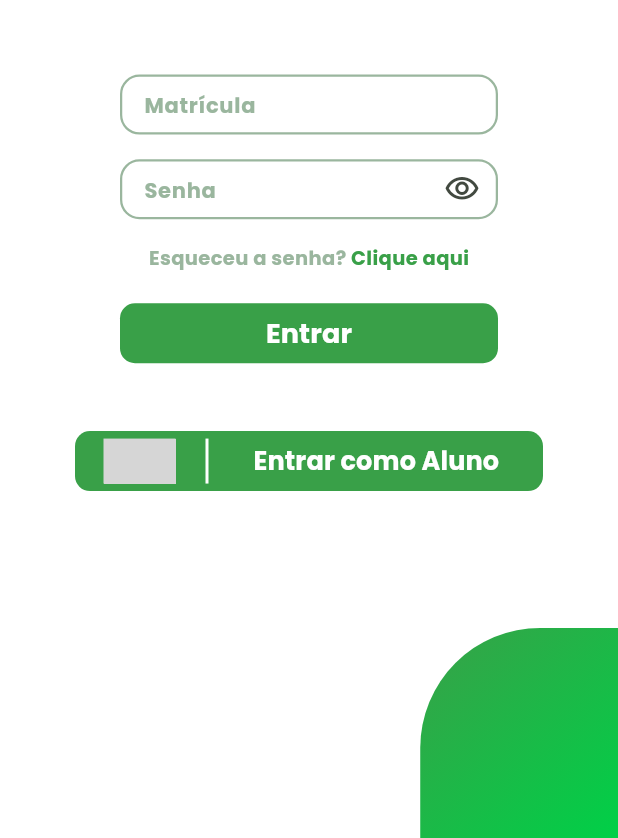
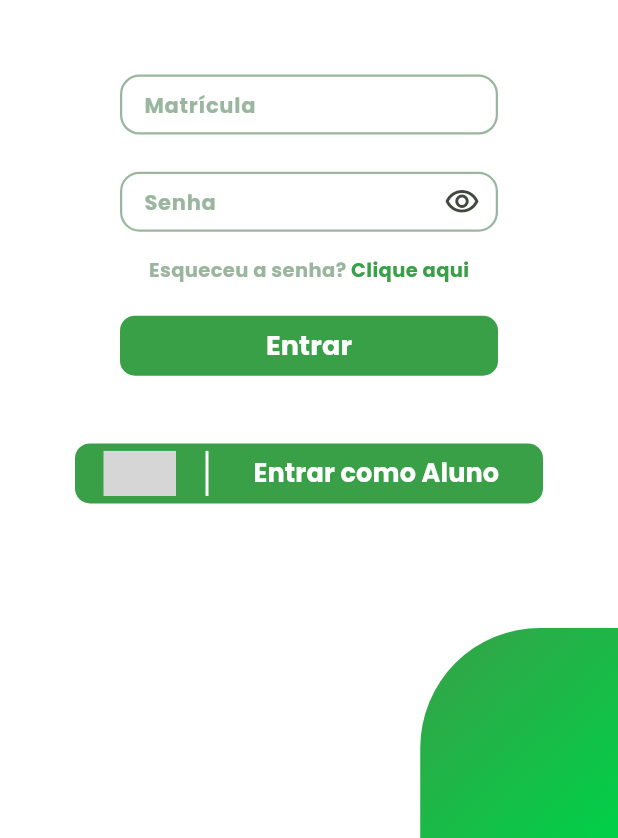
Before and after one commit to ladesa-ro/mobile, a Flutter app: the screen it shows after launch, on a phone screen of 412 x 824 dp, the part 398-1236 px from its top. Run offline on Flutter 3.47's test engine with Material 3 defaults, Android fonts, the phone set to English and light mode, and no system bars; our stand-ins replace shared_preferences, table_calendar; missing offline and left inert: iconify_flutter; grey boxes are pictures that could not be loaded.

Commit message:
Update login.dart

```diff
--- a/sisgha/lib/app/views/login/login.dart
+++ b/sisgha/lib/app/views/login/login.dart
@@ -75,7 +75,7 @@ class _EstadoPaginaLogin extends State<PaginaLogin> {
                             _campoDeEntrada('Matrícula', TextInputType.number,
                                 matriculaController, _mostrarErroMatricula),
                             SizedBox(
-                                height: TamanhoTela.vertical(context) * 0.02),
+                                height: TamanhoTela.vertical(context) * 0.03),
                             _campoDeEntradaSenha('Senha', TextInputType.text,
                                 senhaController, _mostrarErroSenha),
                             SizedBox(
```
